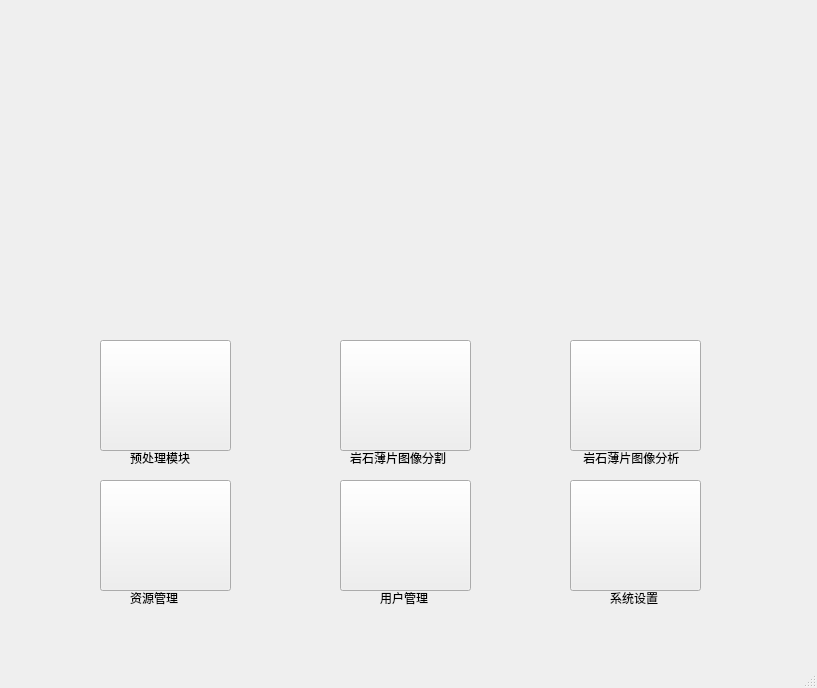
Before: the Qt Designer form ui/FrontPage.ui in Juanable007/myunet, drawn with Qt 5.
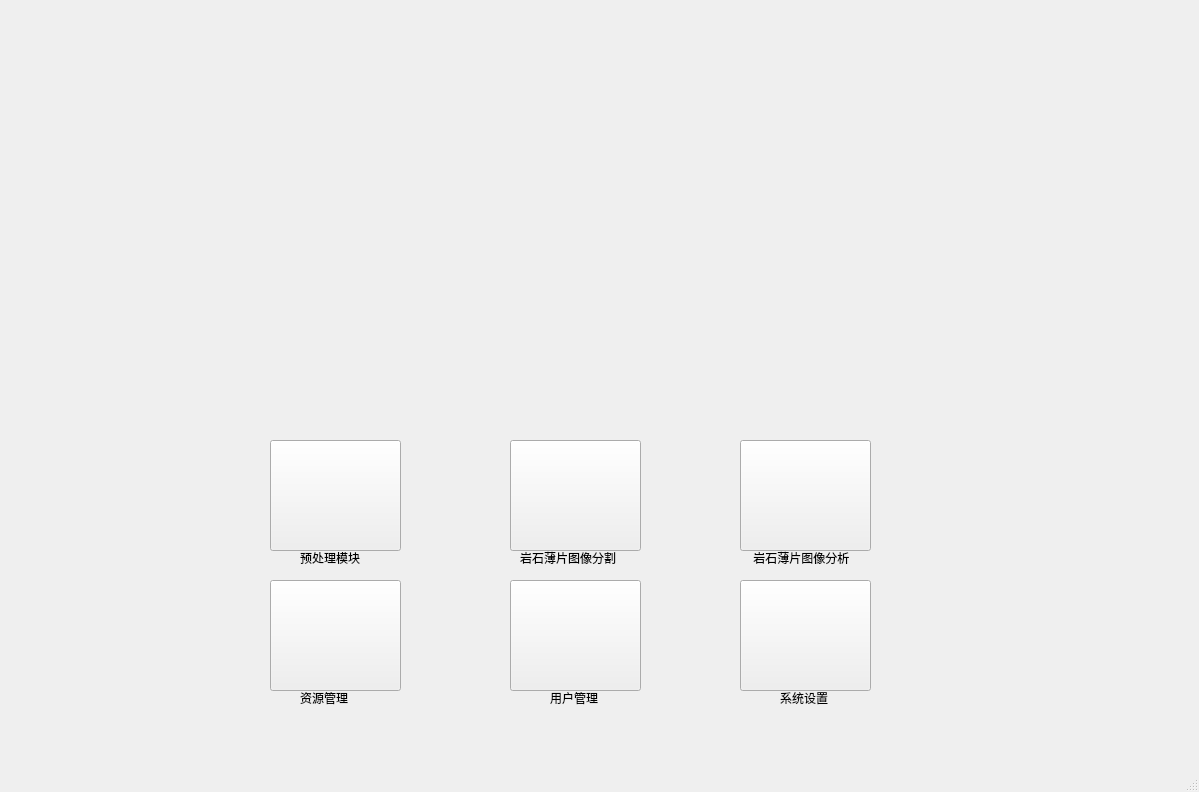
After: the same form once the commit is applied. Icons and pictures are not drawn.

```diff
--- a/ui/FrontPage.ui
+++ b/ui/FrontPage.ui
@@ -6,8 +6,8 @@
    <rect>
     <x>0</x>
     <y>0</y>
-    <width>817</width>
-    <height>688</height>
+    <width>1199</width>
+    <height>792</height>
    </rect>
   </property>
   <property name="mouseTracking">
@@ -23,8 +23,8 @@
    <widget class="QPushButton" name="btn">
     <property name="geometry">
      <rect>
-      <x>100</x>
-      <y>340</y>
+      <x>270</x>
+      <y>440</y>
       <width>131</width>
       <height>111</height>
      </rect>
@@ -48,8 +48,8 @@
    <widget class="QLabel" name="label">
     <property name="geometry">
      <rect>
-      <x>30</x>
-      <y>10</y>
+      <x>200</x>
+      <y>110</y>
       <width>761</width>
       <height>321</height>
      </rect>
@@ -67,8 +67,8 @@
    <widget class="QLabel" name="label_2">
     <property name="geometry">
      <rect>
-      <x>130</x>
-      <y>450</y>
+      <x>300</x>
+      <y>550</y>
       <width>71</width>
       <height>16</height>
      </rect>
@@ -80,8 +80,8 @@
    <widget class="QLabel" name="label_3">
     <property name="geometry">
      <rect>
-      <x>350</x>
-      <y>450</y>
+      <x>520</x>
+      <y>550</y>
       <width>111</width>
       <height>16</height>
      </rect>
@@ -93,8 +93,8 @@
    <widget class="QLabel" name="label_4">
     <property name="geometry">
      <rect>
-      <x>580</x>
-      <y>450</y>
+      <x>750</x>
+      <y>550</y>
       <width>111</width>
       <height>16</height>
      </rect>
@@ -106,8 +106,8 @@
    <widget class="QLabel" name="label_5">
     <property name="geometry">
      <rect>
-      <x>130</x>
-      <y>590</y>
+      <x>300</x>
+      <y>690</y>
       <width>60</width>
       <height>16</height>
      </rect>
@@ -119,8 +119,8 @@
    <widget class="QLabel" name="label_6">
     <property name="geometry">
      <rect>
-      <x>380</x>
-      <y>590</y>
+      <x>550</x>
+      <y>690</y>
       <width>60</width>
       <height>16</height>
      </rect>
@@ -132,8 +132,8 @@
    <widget class="QLabel" name="label_7">
     <property name="geometry">
      <rect>
-      <x>610</x>
-      <y>590</y>
+      <x>780</x>
+      <y>690</y>
       <width>60</width>
       <height>16</height>
      </rect>
@@ -145,8 +145,8 @@
    <widget class="QPushButton" name="btn2">
     <property name="geometry">
      <rect>
-      <x>340</x>
-      <y>340</y>
+      <x>510</x>
+      <y>440</y>
       <width>131</width>
       <height>111</height>
      </rect>
@@ -171,8 +171,8 @@
    <widget class="QPushButton" name="btn3">
     <property name="geometry">
      <rect>
-      <x>570</x>
-      <y>340</y>
+      <x>740</x>
+      <y>440</y>
       <width>131</width>
       <height>111</height>
      </rect>
@@ -197,8 +197,8 @@
    <widget class="QPushButton" name="btn4">
     <property name="geometry">
      <rect>
-      <x>100</x>
-      <y>480</y>
+      <x>270</x>
+      <y>580</y>
       <width>131</width>
       <height>111</height>
      </rect>
@@ -223,8 +223,8 @@
    <widget class="QPushButton" name="btn5">
     <property name="geometry">
      <rect>
-      <x>340</x>
-      <y>480</y>
+      <x>510</x>
+      <y>580</y>
       <width>131</width>
       <height>111</height>
      </rect>
@@ -249,8 +249,8 @@
    <widget class="QPushButton" name="btn6">
     <property name="geometry">
      <rect>
-      <x>570</x>
-      <y>480</y>
+      <x>740</x>
+      <y>580</y>
       <width>131</width>
       <height>111</height>
      </rect>
```
Left out of the diff: 5 changed lines with no effect on the pictures.
